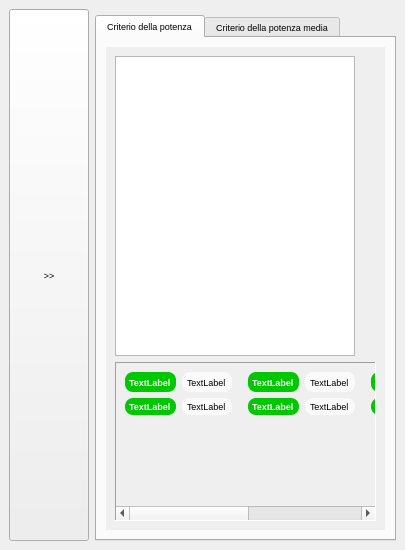
Qt form dockgoggle.ui (crocodile119/Laser-Studio) before a commit.
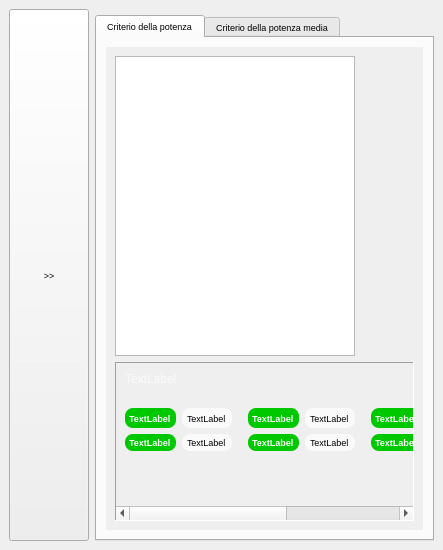
The same form after that commit. The open tabs and pages were chosen to show the change.

Patch:
```diff
--- a/dockgoggle.ui
+++ b/dockgoggle.ui
@@ -6,7 +6,7 @@
    <rect>
     <x>0</x>
     <y>0</y>
-    <width>405</width>
+    <width>443</width>
     <height>550</height>
    </rect>
   </property>
@@ -81,15 +81,15 @@
             <rect>
              <x>0</x>
              <y>0</y>
-             <width>282</width>
-             <height>462</height>
+             <width>293</width>
+             <height>446</height>
             </rect>
            </property>
            <layout class="QGridLayout" name="gridLayout_6">
             <item row="0" column="1">
              <layout class="QGridLayout" name="gridLayout_5"/>
             </item>
-            <item row="1" column="0" colspan="2">
+            <item row="2" column="0" colspan="2">
              <widget class="QScrollArea" name="scrollArea">
               <property name="frameShape">
                <enum>QFrame::Panel</enum>
@@ -103,108 +103,27 @@
               <widget class="QWidget" name="scrollAreaWidgetContents">
                <property name="geometry">
                 <rect>
-                 <x>-192</x>
+                 <x>0</x>
                  <y>0</y>
-                 <width>542</width>
-                 <height>119</height>
+                 <width>662</width>
+                 <height>113</height>
                 </rect>
                </property>
                <layout class="QGridLayout" name="gridLayout">
-                <item row="1" column="5">
-                 <widget class="QLabel" name="coefficient_kLabel">
-                  <property name="font">
-                   <font>
-                    <pointsize>7</pointsize>
-                   </font>
-                  </property>
-                  <property name="styleSheet">
-                   <string notr="true">QLabel {background-color: #fafafa}
-QLabel {color: #000000}
-QLabel {border: 0px solid grey}
-QLabel {border-radius: 8px}
-QLabel {padding: 3px}
-QLabel {margin-right: 10px}</string>
-                  </property>
-                  <property name="text">
-                   <string>TextLabel</string>
-                  </property>
-                 </widget>
-                </item>
-                <item row="1" column="3">
-                 <widget class="QLabel" name="coefficient_kiLabel">
-                  <property name="font">
-                   <font>
-                    <pointsize>7</pointsize>
-                   </font>
-                  </property>
-                  <property name="styleSheet">
-                   <string notr="true">QLabel {background-color: #fafafa}
-QLabel {color: #000000}
-QLabel {border: 0px solid grey}
-QLabel {border-radius: 8px}
-QLabel {padding: 3px}
-QLabel {margin-right: 10px}</string>
-                  </property>
-                  <property name="text">
-                   <string>TextLabel</string>
-                  </property>
-                 </widget>
-                </item>
-                <item row="2" column="2">
-                 <spacer name="verticalSpacer">
+                <item row="1" column="8">
+                 <spacer name="horizontalSpacer">
                   <property name="orientation">
-                   <enum>Qt::Vertical</enum>
+                   <enum>Qt::Horizontal</enum>
                   </property>
                   <property name="sizeHint" stdset="0">
                    <size>
-                    <width>20</width>
-                    <height>161</height>
+                    <width>40</width>
+                    <height>20</height>
                    </size>
                   </property>
                  </spacer>
                 </item>
-                <item row="0" column="7">
-                 <widget class="QLabel" name="n_maxLabel">
-                  <property name="font">
-                   <font>
-                    <pointsize>7</pointsize>
-                   </font>
-                  </property>
-                  <property name="styleSheet">
-                   <string notr="true">QLabel {background-color: #fafafa}
-QLabel {color: #000000}
-QLabel {border: 0px solid grey}
-QLabel {border-radius: 8px}
-QLabel {padding: 3px}
-QLabel {margin-right: 10px}</string>
-                  </property>
-                  <property name="text">
-                   <string>TextLabel</string>
-                  </property>
-                 </widget>
-                </item>
-                <item row="1" column="0">
-                 <widget class="QLabel" name="tNumberOfPulseLabel">
-                  <property name="font">
-                   <font>
-                    <pointsize>7</pointsize>
-                    <weight>75</weight>
-                    <bold>true</bold>
-                   </font>
-                  </property>
-                  <property name="styleSheet">
-                   <string notr="true">QLabel {background-color: #00c800}
-QLabel {color: #fafafa}
-QLabel  {border: 0px solid grey}
-QLabel  {border-radius: 8px}
-QLabel  {padding: 2px}</string>
-                  </property>
-                  <property name="text">
-                   <string>TextLabel</string>
-                  </property>
-                 </widget>
-                </item>
-                <item row="0" column="1">
+                <item row="1" column="1">
                  <widget class="QLabel" name="scaleNumberLabel">
                   <property name="font">
                    <font>
@@ -224,56 +143,14 @@
                   </property>
                  </widget>
                 </item>
-                <item row="0" column="4">
-                 <widget class="QLabel" name="tTimeBaseLabel">
+                <item row="2" column="3">
+                 <widget class="QLabel" name="coefficient_kiLabel">
                   <property name="font">
                    <font>
                     <pointsize>7</pointsize>
-                    <weight>75</weight>
-                    <bold>true</bold>
                    </font>
                   </property>
                   <property name="styleSheet">
-                   <string notr="true">QLabel {background-color: #00c800}
-QLabel {color: #fafafa}
-QLabel  {border: 0px solid grey}
-QLabel  {border-radius: 8px}
-QLabel  {padding: 2px}</string>
-                  </property>
-                  <property name="text">
-                   <string>TextLabel</string>
-                  </property>
-                 </widget>
-                </item>
-                <item row="0" column="6">
-                 <widget class="QLabel" name="tn_maxLabel">
-                  <property name="font">
-                   <font>
-                    <pointsize>7</pointsize>
-                    <weight>75</weight>
-                    <bold>true</bold>
-                   </font>
-                  </property>
-                  <property name="styleSheet">
-                   <string notr="true">QLabel {background-color: #00c800}
-QLabel {color: #fafafa}
-QLabel  {border: 0px solid grey}
-QLabel  {border-radius: 8px}
-QLabel  {padding: 2px}</string>
-                  </property>
-                  <property name="text">
-                   <string>TextLabel</string>
-                  </property>
-                 </widget>
-                </item>
-                <item row="0" column="3">
-                 <widget class="QLabel" name="laserOutputLabel">
-                  <property name="font">
-                   <font>
-                    <pointsize>7</pointsize>
-                   </font>
-                  </property>
-                  <property name="styleSheet">
                    <string notr="true">QLabel {background-color: #fafafa}
 QLabel {color: #000000}
 QLabel {border: 0px solid grey}
@@ -286,90 +163,8 @@
                   </property>
                  </widget>
                 </item>
-                <item row="1" column="1">
-                 <widget class="QLabel" name="numberOfPulseLabel">
-                  <property name="font">
-                   <font>
-                    <pointsize>7</pointsize>
-                   </font>
-                  </property>
-                  <property name="styleSheet">
-                   <string notr="true">QLabel {background-color: #fafafa}
-QLabel {color: #000000}
-QLabel {border: 0px solid grey}
-QLabel {border-radius: 8px}
-QLabel {padding: 3px}
-QLabel {margin-right: 10px}</string>
-                  </property>
-                  <property name="text">
-                   <string>TextLabel</string>
-                  </property>
-                 </widget>
-                </item>
-                <item row="0" column="2">
-                 <widget class="QLabel" name="tLaserOutputLabel">
-                  <property name="font">
-                   <font>
-                    <pointsize>7</pointsize>
-                    <weight>75</weight>
-                    <bold>true</bold>
-                   </font>
-                  </property>
-                  <property name="styleSheet">
-                   <string notr="true">QLabel {background-color: #00c800}
-QLabel {color: #fafafa}
-QLabel  {border: 0px solid grey}
-QLabel  {border-radius: 8px}
-QLabel  {padding: 2px}</string>
-                  </property>
-                  <property name="text">
-                   <string>TextLabel</string>
-                  </property>
-                 </widget>
-                </item>
-                <item row="0" column="5">
-                 <widget class="QLabel" name="timeBaseLabel">
-                  <property name="font">
-                   <font>
-                    <pointsize>7</pointsize>
-                   </font>
-                  </property>
-                  <property name="styleSheet">
-                   <string notr="true">QLabel {background-color: #fafafa}
-QLabel {color: #000000}
-QLabel {border: 0px solid grey}
-QLabel {border-radius: 8px}
-QLabel {padding: 3px}
-QLabel {margin-right: 10px}</string>
-                  </property>
-                  <property name="text">
-                   <string>TextLabel</string>
-                  </property>
-                 </widget>
-                </item>
-                <item row="1" column="2">
-                 <widget class="QLabel" name="tCoefficient_kiLabel">
-                  <property name="font">
-                   <font>
-                    <pointsize>7</pointsize>
-                    <weight>75</weight>
-                    <bold>true</bold>
-                   </font>
-                  </property>
-                  <property name="styleSheet">
-                   <string notr="true">QLabel {background-color: #00c800}
-QLabel {color: #fafafa}
-QLabel  {border: 0px solid grey}
-QLabel  {border-radius: 8px}
-QLabel  {padding: 2px}</string>
-                  </property>
-                  <property name="text">
-                   <string>TextLabel</string>
-                  </property>
-                 </widget>
-                </item>
                 <item row="1" column="4">
-                 <widget class="QLabel" name="tCoefficient_kLabel">
+                 <widget class="QLabel" name="tTimeBaseLabel">
                   <property name="font">
                    <font>
                     <pointsize>7</pointsize>
@@ -389,7 +184,7 @@
                   </property>
                  </widget>
                 </item>
-                <item row="0" column="0">
+                <item row="1" column="0">
                  <widget class="QLabel" name="tScaleNumberLabel">
                   <property name="sizePolicy">
                    <sizepolicy hsizetype="Preferred" vsizetype="Preferred">
@@ -431,19 +226,243 @@
                   </property>
                  </widget>
                 </item>
-                <item row="0" column="8">
-                 <spacer name="horizontalSpacer">
+                <item row="2" column="0">
+                 <widget class="QLabel" name="tNumberOfPulseLabel">
+                  <property name="font">
+                   <font>
+                    <pointsize>7</pointsize>
+                    <weight>75</weight>
+                    <bold>true</bold>
+                   </font>
+                  </property>
+                  <property name="styleSheet">
+                   <string notr="true">QLabel {background-color: #00c800}
+QLabel {color: #fafafa}
+QLabel  {border: 0px solid grey}
+QLabel  {border-radius: 8px}
+QLabel  {padding: 2px}</string>
+                  </property>
+                  <property name="text">
+                   <string>TextLabel</string>
+                  </property>
+                 </widget>
+                </item>
+                <item row="1" column="6">
+                 <widget class="QLabel" name="tn_maxLabel">
+                  <property name="font">
+                   <font>
+                    <pointsize>7</pointsize>
+                    <weight>75</weight>
+                    <bold>true</bold>
+                   </font>
+                  </property>
+                  <property name="styleSheet">
+                   <string notr="true">QLabel {background-color: #00c800}
+QLabel {color: #fafafa}
+QLabel  {border: 0px solid grey}
+QLabel  {border-radius: 8px}
+QLabel  {padding: 2px}</string>
+                  </property>
+                  <property name="text">
+                   <string>TextLabel</string>
+                  </property>
+                 </widget>
+                </item>
+                <item row="2" column="1">
+                 <widget class="QLabel" name="numberOfPulseLabel">
+                  <property name="font">
+                   <font>
+                    <pointsize>7</pointsize>
+                   </font>
+                  </property>
+                  <property name="styleSheet">
+                   <string notr="true">QLabel {background-color: #fafafa}
+QLabel {color: #000000}
+QLabel {border: 0px solid grey}
+QLabel {border-radius: 8px}
+QLabel {padding: 3px}
+QLabel {margin-right: 10px}</string>
+                  </property>
+                  <property name="text">
+                   <string>TextLabel</string>
+                  </property>
+                 </widget>
+                </item>
+                <item row="1" column="2">
+                 <widget class="QLabel" name="tLaserOutputLabel">
+                  <property name="font">
+                   <font>
+                    <pointsize>7</pointsize>
+                    <weight>75</weight>
+                    <bold>true</bold>
+                   </font>
+                  </property>
+                  <property name="styleSheet">
+                   <string notr="true">QLabel {background-color: #00c800}
+QLabel {color: #fafafa}
+QLabel  {border: 0px solid grey}
+QLabel  {border-radius: 8px}
+QLabel  {padding: 2px}</string>
+                  </property>
+                  <property name="text">
+                   <string>TextLabel</string>
+                  </property>
+                 </widget>
+                </item>
+                <item row="2" column="5">
+                 <widget class="QLabel" name="coefficient_kLabel">
+                  <property name="font">
+                   <font>
+                    <pointsize>7</pointsize>
+                   </font>
+                  </property>
+                  <property name="styleSheet">
+                   <string notr="true">QLabel {background-color: #fafafa}
+QLabel {color: #000000}
+QLabel {border: 0px solid grey}
+QLabel {border-radius: 8px}
+QLabel {padding: 3px}
+QLabel {margin-right: 10px}</string>
+                  </property>
+                  <property name="text">
+                   <string>TextLabel</string>
+                  </property>
+                 </widget>
+                </item>
+                <item row="1" column="5">
+                 <widget class="QLabel" name="timeBaseLabel">
+                  <property name="font">
+                   <font>
+                    <pointsize>7</pointsize>
+                   </font>
+                  </property>
+                  <property name="styleSheet">
+                   <string notr="true">QLabel {background-color: #fafafa}
+QLabel {color: #000000}
+QLabel {border: 0px solid grey}
+QLabel {border-radius: 8px}
+QLabel {padding: 3px}
+QLabel {margin-right: 10px}</string>
+                  </property>
+                  <property name="text">
+                   <string>TextLabel</string>
+                  </property>
+                 </widget>
+                </item>
+                <item row="2" column="4">
+                 <widget class="QLabel" name="tCoefficient_kLabel">
+                  <property name="font">
+                   <font>
+                    <pointsize>7</pointsize>
+                    <weight>75</weight>
+                    <bold>true</bold>
+                   </font>
+                  </property>
+                  <property name="styleSheet">
+                   <string notr="true">QLabel {background-color: #00c800}
+QLabel {color: #fafafa}
+QLabel  {border: 0px solid grey}
+QLabel  {border-radius: 8px}
+QLabel  {padding: 2px}</string>
+                  </property>
+                  <property name="text">
+                   <string>TextLabel</string>
+                  </property>
+                 </widget>
+                </item>
+                <item row="2" column="2">
+                 <widget class="QLabel" name="tCoefficient_kiLabel">
+                  <property name="font">
+                   <font>
+                    <pointsize>7</pointsize>
+                    <weight>75</weight>
+                    <bold>true</bold>
+                   </font>
+                  </property>
+                  <property name="styleSheet">
+                   <string notr="true">QLabel {background-color: #00c800}
+QLabel {color: #fafafa}
+QLabel  {border: 0px solid grey}
+QLabel  {border-radius: 8px}
+QLabel  {padding: 2px}</string>
+                  </property>
+                  <property name="text">
+                   <string>TextLabel</string>
+                  </property>
+                 </widget>
+                </item>
+                <item row="1" column="7">
+                 <widget class="QLabel" name="n_maxLabel">
+                  <property name="font">
+                   <font>
+                    <pointsize>7</pointsize>
+                   </font>
+                  </property>
+                  <property name="styleSheet">
+                   <string notr="true">QLabel {background-color: #fafafa}
+QLabel {color: #000000}
+QLabel {border: 0px solid grey}
+QLabel {border-radius: 8px}
+QLabel {padding: 3px}
+QLabel {margin-right: 10px}</string>
+                  </property>
+                  <property name="text">
+                   <string>TextLabel</string>
+                  </property>
+                 </widget>
+                </item>
+                <item row="3" column="2">
+                 <spacer name="verticalSpacer">
                   <property name="orientation">
-                   <enum>Qt::Horizontal</enum>
+                   <enum>Qt::Vertical</enum>
                   </property>
                   <property name="sizeHint" stdset="0">
                    <size>
-                    <width>40</width>
-                    <height>20</height>
+                    <width>20</width>
+                    <height>161</height>
                    </size>
                   </property>
                  </spacer>
                 </item>
+                <item row="1" column="3">
+                 <widget class="QLabel" name="laserOutputLabel">
+                  <property name="font">
+                   <font>
+                    <pointsize>7</pointsize>
+                   </font>
+                  </property>
+                  <property name="styleSheet">
+                   <string notr="true">QLabel {background-color: #fafafa}
+QLabel {color: #000000}
+QLabel {border: 0px solid grey}
+QLabel {border-radius: 8px}
+QLabel {padding: 3px}
+QLabel {margin-right: 10px}</string>
+                  </property>
+                  <property name="text">
+                   <string>TextLabel</string>
+                  </property>
+                 </widget>
+                </item>
+                <item row="0" column="0" colspan="9">
+                 <widget class="QLabel" name="kindOfLaserLabel">
+                  <property name="minimumSize">
+                   <size>
+                    <width>0</width>
+                    <height>30</height>
+                   </size>
+                  </property>
+                  <property name="styleSheet">
+                   <string notr="true">QLabel {color: #fafafa}</string>
+                  </property>
+                  <property name="text">
+                   <string>TextLabel</string>
+                  </property>
+                  <property name="alignment">
+                   <set>Qt::AlignLeading|Qt::AlignLeft|Qt::AlignTop</set>
+                  </property>
+                 </widget>
+                </item>
                </layout>
               </widget>
              </widget>
```
Left out of the diff: 366 changed lines with no effect on the pictures.
